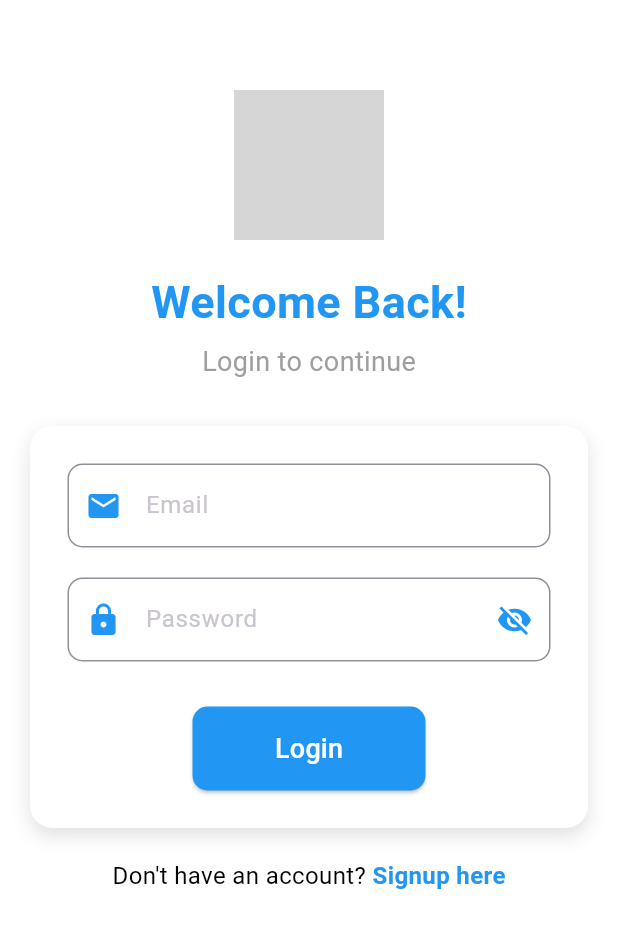
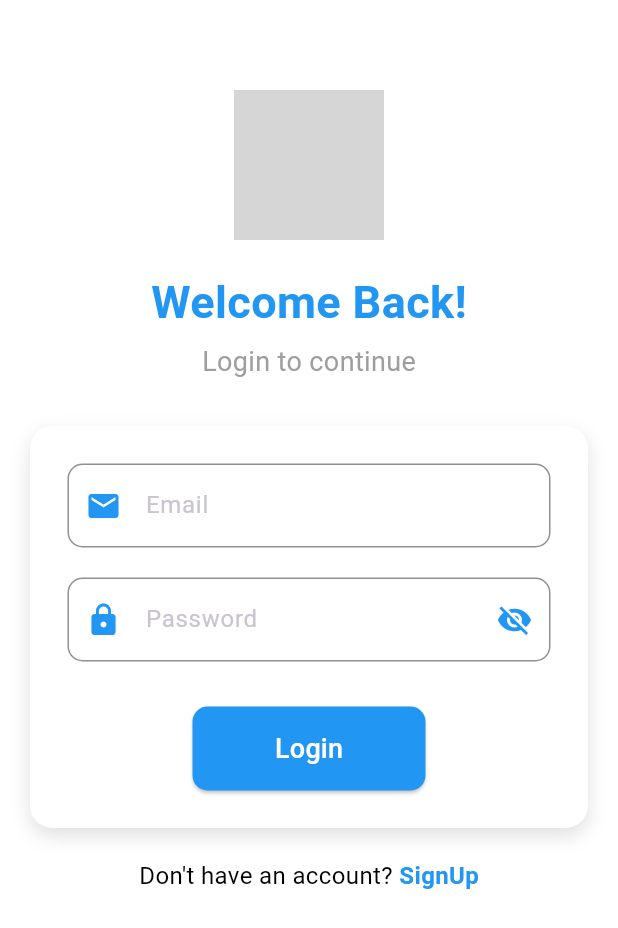
Before and after one commit to istiyak1264/uber_project, a Flutter app: the screen it shows after launch, on a phone screen of 412 x 824 dp. Shown: the top 928 px of the screen. Run offline on Flutter 3.47's test engine with Material 3 defaults, Android fonts, the phone set to English and light mode, and no system bars; our stand-ins replace connectivity_plus, firebase_auth, firebase_core, firebase_database, google_maps_flutter; accounts and stored records are empty; grey boxes are pictures that could not be loaded.

Commit message:
update 1.1.1

```diff
--- a/lib/authentication/login_screen.dart
+++ b/lib/authentication/login_screen.dart
@@ -217,7 +217,7 @@ class _LoginScreenState extends State<LoginScreen> {
                       );
                     },
                     child: const Text(
-                      "Signup here",
+                      "SignUp",
                       style: TextStyle(
                         fontSize: 16,
                         color: Colors.blue,
--- a/pubspec.yaml
+++ b/pubspec.yaml
@@ -40,7 +40,8 @@ dependencies:
   firebase_auth:
   firebase_database:
   firebase_storage:
-  google_maps_flutter:
+  google_maps_flutter: ^2.10.1
+  google_maps_flutter_web: ^0.5.10+1
 
 dev_dependencies:
   flutter_test:
```
Also changed, not shown: pubspec.lock.
